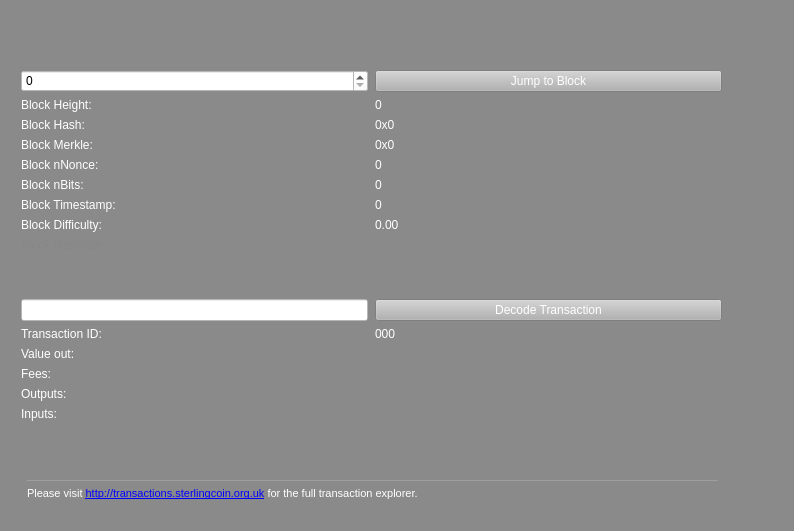
This is src/qt/forms/blockbrowser.ui in Sterlingcoin/Sterlingcoin-1.5.1.1-Lite-Edition-Linux-Source as Qt 5 draws it before an edit. The edited form follows.
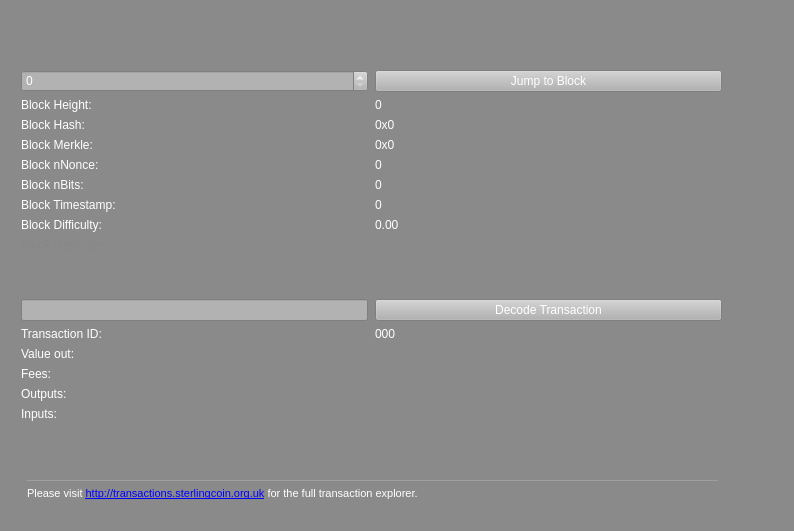
This is the edited form. Icons and pictures are not drawn.

Patch:
```diff
--- a/src/qt/forms/blockbrowser.ui
+++ b/src/qt/forms/blockbrowser.ui
@@ -1665,7 +1665,8 @@
           </sizepolicy>
          </property>
          <property name="styleSheet">
-          <string notr="true">background-color: rgb(255, 255, 255);</string>
+          <string notr="true">background-color: rgb(178, 178, 178);
+color:rgb(255, 255, 255);</string>
          </property>
          <property name="maximum">
           <number>99999999</number>
@@ -4420,7 +4421,8 @@
           </sizepolicy>
          </property>
          <property name="styleSheet">
-          <string notr="true">background-color: rgb(255, 255, 255);</string>
+          <string notr="true">background-color: rgb(178, 178, 178);
+color:rgb(255, 255, 255);</string>
          </property>
          <property name="inputMask">
           <string comment="Transaction id" extracomment="Transaction id"/>
```
Left out of the diff: 126 changed lines with no effect on the pictures.
